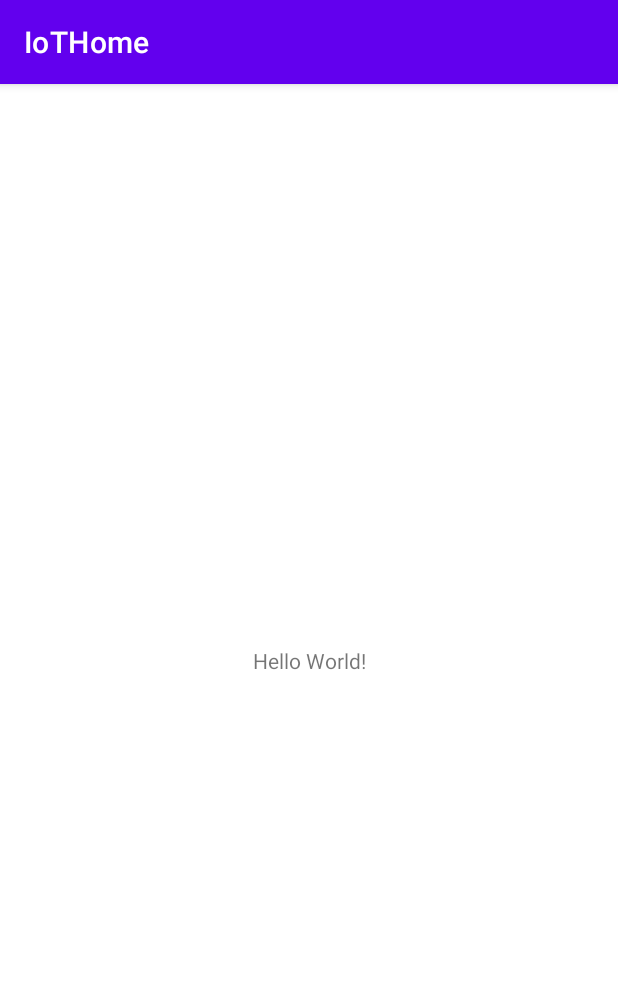
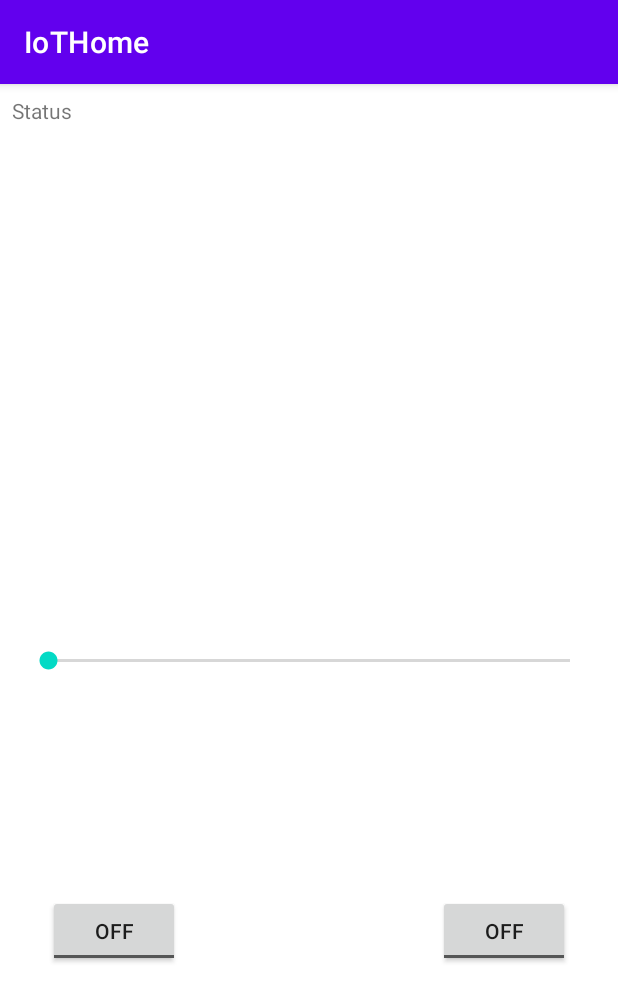
Before and after one commit to tonmoym2mx/-IoT-Fan-Light-controller, an Android app: the screen it shows after launch (MainActivity), on a phone screen of 412 x 824 dp. Shown: the top 1002 px of the screen. Run offline under Robolectric (Android 15) with nearby library versions, the phone set to English and light mode, and no system bars; our stand-ins replace data binding.

Commit message:
app done

```diff
--- a/app/build.gradle
+++ b/app/build.gradle
@@ -12,7 +12,7 @@ android {
 
     defaultConfig {
         applicationId "com.tonmoym2mx.iot.iothome"
-        minSdkVersion 16
+        minSdkVersion 21
         targetSdkVersion 30
         versionCode 1
         versionName "1.0"
@@ -32,6 +32,9 @@ android {
     }
     kotlinOptions {
         jvmTarget = '1.8'
+    }
+    dataBinding{
+        enabled = true
     }
 }
 
--- a/app/src/main/AndroidManifest.xml
+++ b/app/src/main/AndroidManifest.xml
@@ -1,15 +1,18 @@
 <?xml version="1.0" encoding="utf-8"?>
 <manifest xmlns:android="http://schemas.android.com/apk/res/android"
     package="com.tonmoym2mx.iot.iothome">
+    <uses-permission android:name="android.permission.INTERNET"/>
 
     <application
         android:allowBackup="true"
         android:icon="@mipmap/ic_launcher"
         android:label="@string/app_name"
+        android:name=".di.IoTApp"
         android:roundIcon="@mipmap/ic_launcher_round"
         android:supportsRtl="true"
+        android:networkSecurityConfig="@xml/network_security_config"
         android:theme="@style/Theme.IoTHome">
-        <activity android:name=".MainActivity">
+        <activity android:name=".ui.MainActivity">
             <intent-filter>
                 <action android:name="android.intent.action.MAIN" />
 
--- a/app/src/main/java/com/tonmoym2mx/iot/iothome/MainActivity.kt
+++ /dev/null
@@ -1,13 +0,0 @@
-package com.tonmoym2mx.iot.iothome
-
-import androidx.appcompat.app.AppCompatActivity
-import android.os.Bundle
-
-class MainActivity : AppCompatActivity() {
-    override fun onCreate(savedInstanceState: Bundle?) {
-        super.onCreate(savedInstanceState)
-        setContentView(R.layout.activity_main)
-
-
-    }
-}
--- /dev/null
+++ b/app/src/main/java/com/tonmoym2mx/iot/iothome/di/IoTApp.kt
@@ -0,0 +1,15 @@
+package com.tonmoym2mx.iot.iothome.di
+
+import android.app.Application
+import org.koin.android.ext.koin.androidContext
+import org.koin.core.context.startKoin
+
+class IoTApp: Application()  {
+    override fun onCreate() {
+        super.onCreate()
+        startKoin {
+            androidContext(this@IoTApp)
+            modules(listOf(appModule))
+        }
+    }
+}
--- /dev/null
+++ b/app/src/main/java/com/tonmoym2mx/iot/iothome/di/Modules.kt
@@ -0,0 +1,12 @@
+package com.tonmoym2mx.iot.iothome.di
+
+import com.tonmoym2mx.iot.iothome.network.HomeApiHelper
+import com.tonmoym2mx.iot.iothome.network.RetrofitBuilder
+import com.tonmoym2mx.iot.iothome.repository.HomeIoTRepository
+import org.koin.dsl.module
+
+val appModule = module {
+    factory { RetrofitBuilder.apiService }
+    factory { HomeApiHelper(get()) }
+    factory { HomeIoTRepository(get()) }
+}
--- a/app/src/main/java/com/tonmoym2mx/iot/iothome/network/HomeApiHelper.kt
+++ b/app/src/main/java/com/tonmoym2mx/iot/iothome/network/HomeApiHelper.kt
@@ -1,5 +1,6 @@
 package com.tonmoym2mx.iot.iothome.network
 
 class HomeApiHelper(private val homeIoTApiService: HomeIoTApiService) {
-
+    suspend fun light(isOn:Boolean) = ApiHandler.safeApiCall { homeIoTApiService.lightOne(if(isOn) 1 else 0)  }
+    suspend fun fan(isOn:Boolean,speed:Int) = ApiHandler.safeApiCall {  homeIoTApiService.fan(speed,if(isOn) 1 else 0)}
 }
--- a/app/src/main/java/com/tonmoym2mx/iot/iothome/repository/HomeIoTRepository.kt
+++ b/app/src/main/java/com/tonmoym2mx/iot/iothome/repository/HomeIoTRepository.kt
@@ -3,5 +3,6 @@ package com.tonmoym2mx.iot.iothome.repository
 import com.tonmoym2mx.iot.iothome.network.HomeApiHelper
 
 class HomeIoTRepository(private val homeApiHelper: HomeApiHelper) {
-
+    suspend fun light(isOn:Boolean) = homeApiHelper.light(isOn)
+    suspend fun fan(isOn:Boolean,speed:Int) = homeApiHelper.fan(isOn,speed)
 }
--- /dev/null
+++ b/app/src/main/java/com/tonmoym2mx/iot/iothome/ui/MainActivity.kt
@@ -0,0 +1,61 @@
+package com.tonmoym2mx.iot.iothome.ui
+
+import androidx.appcompat.app.AppCompatActivity
+import android.os.Bundle
+import android.widget.SeekBar
+import androidx.databinding.DataBindingUtil
+import androidx.lifecycle.Observer
+import androidx.lifecycle.ViewModelProvider
+import com.tonmoym2mx.iot.iothome.R
+import com.tonmoym2mx.iot.iothome.databinding.ActivityMainBinding
+import com.tonmoym2mx.iot.iothome.repository.HomeIoTRepository
+import kotlinx.android.synthetic.main.activity_main.*
+import org.koin.java.KoinJavaComponent.inject
+
+private lateinit var binding:ActivityMainBinding
+private lateinit var factory: MainActivityViewModelFactory
+private lateinit var viewModel: MainActivityViewModel
+private val homeIoTRepository:HomeIoTRepository by inject(HomeIoTRepository::class.java)
+private var speed:Int = 255
+class MainActivity : AppCompatActivity() {
+    override fun onCreate(savedInstanceState: Bundle?) {
+        super.onCreate(savedInstanceState)
+        binding = DataBindingUtil.setContentView(this, R.layout.activity_main)
+        setupViewModel()
+        binding.fan.setOnCheckedChangeListener { buttonView, isChecked ->
+            viewModel.fan(isChecked,speed).observe(this@MainActivity, Observer {
+                binding.textView.text = it.toString()
+            })
+        }
+        binding.light.setOnCheckedChangeListener { buttonView, isChecked ->
+            viewModel.light(isChecked).observe(this@MainActivity, Observer {
+                binding.textView.text = it.toString()
+            })
+        }
+        binding.seekBar.setOnSeekBarChangeListener(object :SeekBar.OnSeekBarChangeListener{
+            override fun onProgressChanged(seekBar: SeekBar?, progress: Int, fromUser: Boolean) {
+                viewModel.fan(true,progress).observe(this@MainActivity, Observer {
+                    speed = progress
+                    binding.textView.text = it.toString()
+                })
+            }
+
+            override fun onStartTrackingTouch(seekBar: SeekBar?) {
+
+            }
+
+            override fun onStopTrackingTouch(seekBar: SeekBar?) {
+
+            }
+        })
+
+    }
+
+    private fun setupViewModel() {
+        factory = MainActivityViewModelFactory(homeIoTRepository)
+        viewModel = ViewModelProvider(this, factory)[MainActivityViewModel::class.java]
+        binding.viewModel = viewModel
+        binding.lifecycleOwner = this
+
+    }
+}
--- /dev/null
+++ b/app/src/main/java/com/tonmoym2mx/iot/iothome/ui/MainActivityViewModelFactory.kt
@@ -0,0 +1,11 @@
+package com.tonmoym2mx.iot.iothome.ui
+
+import androidx.lifecycle.ViewModel
+import androidx.lifecycle.ViewModelProvider
+import com.tonmoym2mx.iot.iothome.repository.HomeIoTRepository
+
+class MainActivityViewModelFactory(private val homeIoTRepository: HomeIoTRepository) : ViewModelProvider.Factory{
+    override fun <T : ViewModel?> create(modelClass: Class<T>): T {
+       return MainActivityViewModel(homeIoTRepository) as T
+    }
+}
--- a/app/src/main/res/layout/activity_main.xml
+++ b/app/src/main/res/layout/activity_main.xml
@@ -1,18 +1,69 @@
 <?xml version="1.0" encoding="utf-8"?>
-<androidx.constraintlayout.widget.ConstraintLayout xmlns:android="http://schemas.android.com/apk/res/android"
+<layout xmlns:android="http://schemas.android.com/apk/res/android"
     xmlns:app="http://schemas.android.com/apk/res-auto"
-    xmlns:tools="http://schemas.android.com/tools"
+    xmlns:tools="http://schemas.android.com/tools">
+    <data>
+        <variable
+            name="viewModel"
+            type="com.tonmoym2mx.iot.iothome.ui.MainActivityViewModel" />
+    </data>
+<androidx.constraintlayout.widget.ConstraintLayout
     android:layout_width="match_parent"
     android:layout_height="match_parent"
-    tools:context=".MainActivity">
+    tools:context=".ui.MainActivity">
+
+    <ToggleButton
+        android:id="@+id/light"
+        android:layout_width="wrap_content"
+        android:layout_height="wrap_content"
+        android:layout_marginStart="32dp"
+        android:layout_marginLeft="32dp"
+        android:layout_marginBottom="32dp"
+        android:text="ToggleButton"
+        app:layout_constraintBottom_toBottomOf="parent"
+        app:layout_constraintStart_toStartOf="parent"
+        app:layout_constraintTop_toBottomOf="@+id/seekBar" />
+
+    <ToggleButton
+        android:id="@+id/fan"
+        android:layout_width="wrap_content"
+        android:layout_height="wrap_content"
+        android:layout_marginEnd="32dp"
+        android:layout_marginRight="32dp"
+        android:layout_marginBottom="32dp"
+        android:text="ToggleButton"
+        app:layout_constraintBottom_toBottomOf="parent"
+        app:layout_constraintEnd_toEndOf="parent"
+        app:layout_constraintTop_toBottomOf="@+id/seekBar" />
+
+    <SeekBar
+        android:id="@+id/seekBar"
+        android:layout_width="0dp"
+        android:layout_height="wrap_content"
+        android:layout_marginStart="16dp"
+        android:layout_marginLeft="16dp"
+        android:layout_marginEnd="16dp"
+        android:layout_marginRight="16dp"
+        android:max="255"
+        android:min="0"
+        app:layout_constraintBottom_toBottomOf="parent"
+        app:layout_constraintEnd_toEndOf="parent"
+        app:layout_constraintStart_toStartOf="parent"
+        app:layout_constraintTop_toTopOf="parent" />
 
     <TextView
-        android:layout_width="wrap_content"
+        android:id="@+id/textView"
+        android:layout_width="0dp"
         android:layout_height="wrap_content"
-        android:text="Hello World!"
-        app:layout_constraintBottom_toBottomOf="parent"
-        app:layout_constraintLeft_toLeftOf="parent"
-        app:layout_constraintRight_toRightOf="parent"
+        android:layout_marginStart="8dp"
+        android:layout_marginLeft="8dp"
+        android:layout_marginTop="8dp"
+        android:layout_marginEnd="8dp"
+        android:layout_marginRight="8dp"
+        android:text="Status"
+        app:layout_constraintEnd_toEndOf="parent"
+        app:layout_constraintStart_toStartOf="parent"
         app:layout_constraintTop_toTopOf="parent" />
+</androidx.constraintlayout.widget.ConstraintLayout>
 
-</androidx.constraintlayout.widget.ConstraintLayout>
+</layout>
```
Also changed, not shown: app/src/main/java/com/tonmoym2mx/iot/iothome/dataclass/response/SwitchResponse.kt (added, +16 -0 lines), app/src/main/java/com/tonmoym2mx/iot/iothome/network/HomeIoTApiService.kt (+11 -4 lines), app/src/main/java/com/tonmoym2mx/iot/iothome/ui/MainActivityViewModel.kt (added, +30 -0 lines), app/src/main/res/xml/network_security_config.xml (added, +7 -0 lines).
